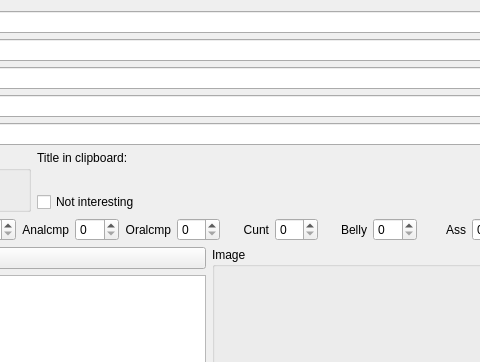
Old version of the form pordb_neu.ui in the repository hwmay/pordb; both pictures show x 382 to 862 and y 0 to 362 of the 1105 by 516 pixel window.
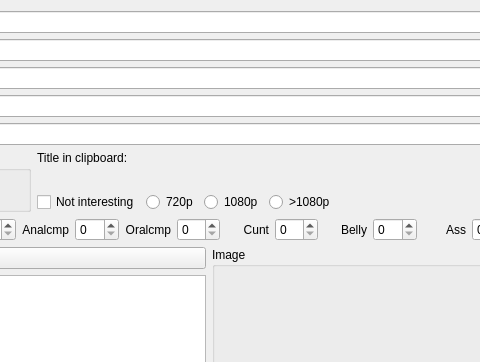
New version of the form. Icons and pictures are not drawn.

```diff
--- a/pordb_neu.ui
+++ b/pordb_neu.ui
@@ -147,6 +147,36 @@
        </property>
       </widget>
      </item>
+     <item>
+      <widget class="QRadioButton" name="radioButton720p">
+       <property name="whatsThis">
+        <string>&lt;html&gt;&lt;head/&gt;&lt;body&gt;&lt;p&gt;High definition with 720p&lt;/p&gt;&lt;/body&gt;&lt;/html&gt;</string>
+       </property>
+       <property name="text">
+        <string>720p</string>
+       </property>
+      </widget>
+     </item>
+     <item>
+      <widget class="QRadioButton" name="radioButton1080p">
+       <property name="whatsThis">
+        <string>&lt;html&gt;&lt;head/&gt;&lt;body&gt;&lt;p&gt;High definition with 1080p&lt;/p&gt;&lt;/body&gt;&lt;/html&gt;</string>
+       </property>
+       <property name="text">
+        <string>1080p</string>
+       </property>
+      </widget>
+     </item>
+     <item>
+      <widget class="QRadioButton" name="radioButton_more_1080p">
+       <property name="whatsThis">
+        <string>&lt;html&gt;&lt;head/&gt;&lt;body&gt;&lt;p&gt;High definition with more than 1080p&lt;/p&gt;&lt;/body&gt;&lt;/html&gt;</string>
+       </property>
+       <property name="text">
+        <string>&gt;1080p</string>
+       </property>
+      </widget>
+     </item>
      <item>
       <spacer name="horizontalSpacer">
        <property name="orientation">
```
